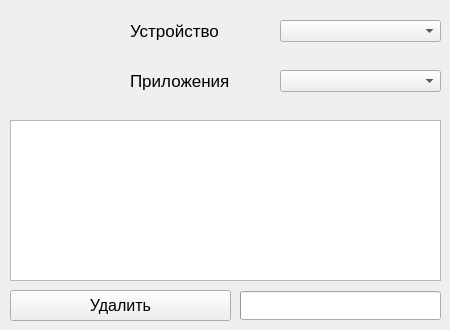
Old version of the form ui.ui in the repository m0t9/SAR.
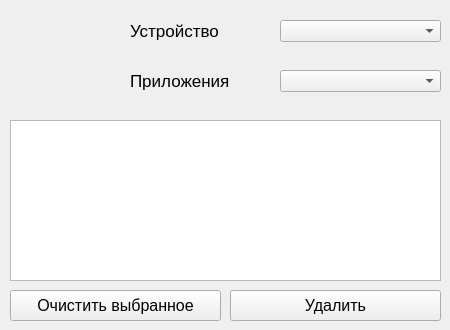
New version of the form. Icons and pictures are not drawn.

Commit message: Global Update: added reference, added buttons, optimization, bugs

What changed in the file:
```diff
--- a/ui.ui
+++ b/ui.ui
@@ -117,9 +117,9 @@
    <widget class="QPushButton" name="remove_apps_button">
     <property name="geometry">
      <rect>
-      <x>10</x>
+      <x>230</x>
       <y>290</y>
-      <width>221</width>
+      <width>211</width>
       <height>31</height>
      </rect>
     </property>
@@ -145,20 +145,54 @@
      <bool>false</bool>
     </property>
    </widget>
-   <widget class="QProgressBar" name="progress_bar">
+   <widget class="QPushButton" name="reference">
     <property name="geometry">
      <rect>
-      <x>240</x>
-      <y>291</y>
-      <width>201</width>
-      <height>29</height>
+      <x>10</x>
+      <y>10</y>
+      <width>101</width>
+      <height>101</height>
      </rect>
     </property>
-    <property name="value">
-     <number>0</number>
+    <property name="cursor">
+     <cursorShape>PointingHandCursor</cursorShape>
     </property>
-    <property name="textVisible">
-     <bool>false</bool>
+    <property name="focusPolicy">
+     <enum>Qt::NoFocus</enum>
+    </property>
+    <property name="text">
+     <string notr="true"/>
+    </property>
+    <property name="icon">
+     <iconset>
+      <normaloff>res/logo.png</normaloff>res/logo.png</iconset>
+    </property>
+    <property name="iconSize">
+     <size>
+      <width>100</width>
+      <height>100</height>
+     </size>
+    </property>
+    <property name="flat">
+     <bool>true</bool>
+    </property>
+   </widget>
+   <widget class="QPushButton" name="clear_selected_button">
+    <property name="geometry">
+     <rect>
+      <x>10</x>
+      <y>290</y>
+      <width>211</width>
+      <height>31</height>
+     </rect>
+    </property>
+    <property name="font">
+     <font>
+      <pointsize>12</pointsize>
+     </font>
+    </property>
+    <property name="text">
+     <string>Очистить выбранное</string>
     </property>
    </widget>
   </widget>
```
Left out of the diff: 19 changed lines with no effect on the pictures. The commit also changes 3 other files.
